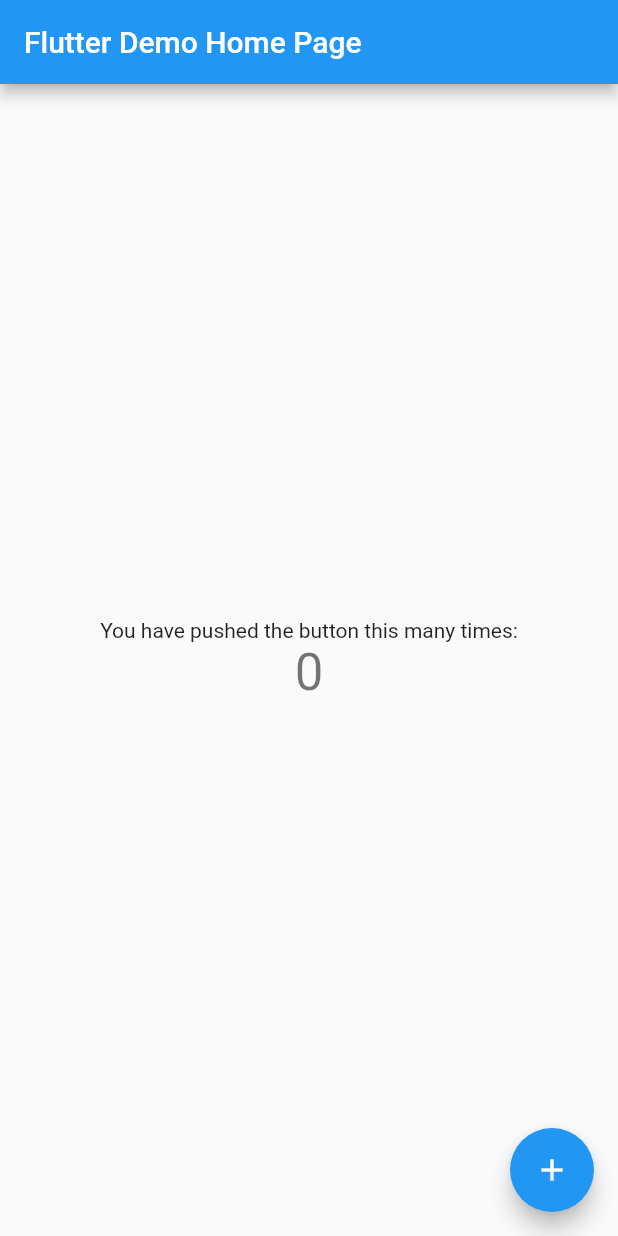
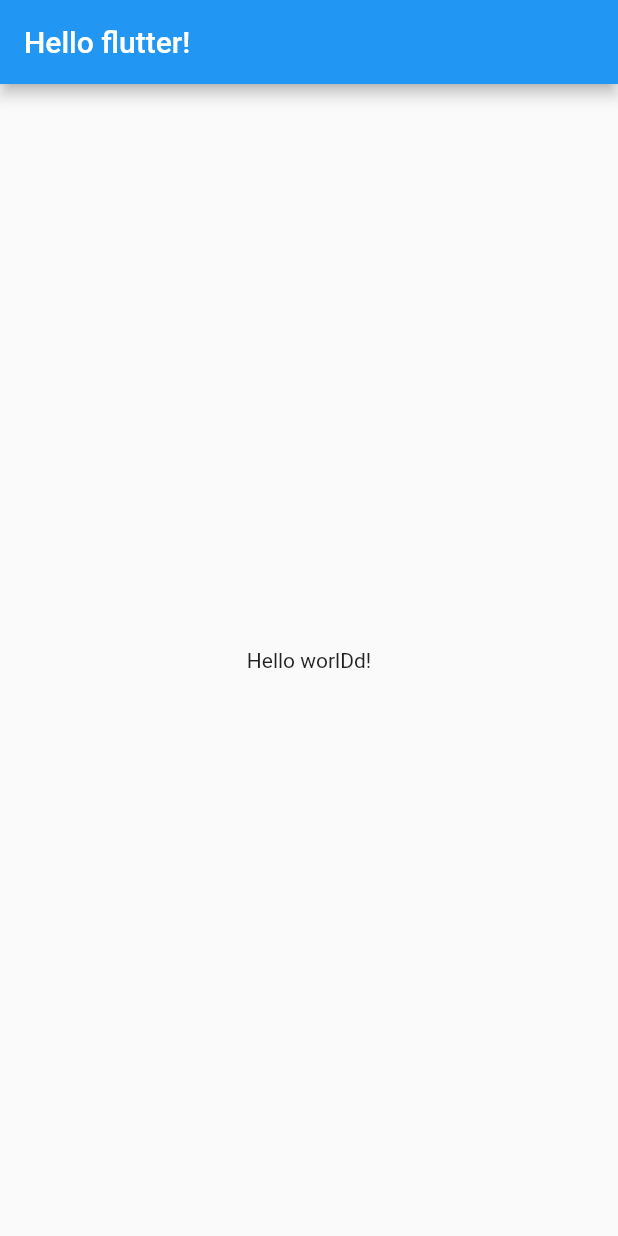
Before and after one commit to IOTspecailist/toonflix7, a Flutter app: the screen it shows after launch, on a phone screen of 412 x 824 dp. Run offline on Flutter 3.47's test engine with Material 2 defaults, Android fonts, the phone set to English and light mode, and no system bars.

Commit message:
헬로월드

```diff
--- a/lib/main.dart
+++ b/lib/main.dart
@@ -1,115 +1,25 @@
 import 'package:flutter/material.dart';
 
 void main() {
-  runApp(const MyApp());
+  runApp(App());
 }
 
-class MyApp extends StatelessWidget {
-  const MyApp({super.key});
-
-  // This widget is the root of your application.
+class App extends StatelessWidget {
   @override
   Widget build(BuildContext context) {
     return MaterialApp(
-      title: 'Flutter Demo',
-      theme: ThemeData(
-        // This is the theme of your application.
-        //
-        // Try running your application with "flutter run". You'll see the
-        // application has a blue toolbar. Then, without quitting the app, try
-        // changing the primarySwatch below to Colors.green and then invoke
-        // "hot reload" (press "r" in the console where you ran "flutter run",
-        // or simply save your changes to "hot reload" in a Flutter IDE).
-        // Notice that the counter didn't reset back to zero; the application
-        // is not restarted.
-        primarySwatch: Colors.blue,
+      home: Scaffold(
+        //Scaffold는 위젯
+        appBar: AppBar(
+          // AppBar도 위젯
+          title: Text('Hello flutter!'), //Text도 위젯
+        ),
+        body: Center(
+          // Center도 위젯
+          child: Text('Hello worlDd!'),
+        ),
       ),
-      home: const MyHomePage(title: 'Flutter Demo Home Page'),
     );
   }
 }
-
-class MyHomePage extends StatefulWidget {
-  const MyHomePage({super.key, required this.title});
-
-  // This widget is the home page of your application. It is stateful, meaning
-  // that it has a State object (defined below) that contains fields that affect
-  // how it looks.
-
-  // This class is the configuration for the state. It holds the values (in this
-  // case the title) provided by the parent (in this case the App widget) and
-  // used by the build method of the State. Fields in a Widget subclass are
-  // always marked "final".
-
-  final String title;
-
-  @override
-  State<MyHomePage> createState() => _MyHomePageState();
-}
-
-class _MyHomePageState extends State<MyHomePage> {
-  int _counter = 0;
-
-  void _incrementCounter() {
-    setState(() {
-      // This call to setState tells the Flutter framework that something has
-      // changed in this State, which causes it to rerun the build method below
-      // so that the display can reflect the updated values. If we changed
-      // _counter without calling setState(), then the build method would not be
-      // called again, and so nothing would appear to happen.
-      _counter++;
-    });
-  }
-
-  @override
-  Widget build(BuildContext context) {
-    // This method is rerun every time setState is called, for instance as done
-    // by the _incrementCounter method above.
-    //
-    // The Flutter framework has been optimized to make rerunning build methods
-    // fast, so that you can just rebuild anything that needs updating rather
-    // than having to individually change instances of widgets.
-    return Scaffold(
-      appBar: AppBar(
-        // Here we take the value from the MyHomePage object that was created by
-        // the App.build method, and use it to set our appbar title.
-        title: Text(widget.title),
-      ),
-      body: Center(
-        // Center is a layout widget. It takes a single child and positions it
-        // in the middle of the parent.
-        child: Column(
-          // Column is also a layout widget. It takes a list of children and
-          // arranges them vertically. By default, it sizes itself to fit its
-          // children horizontally, and tries to be as tall as its parent.
-          //
-          // Invoke "debug painting" (press "p" in the console, choose the
-          // "Toggle Debug Paint" action from the Flutter Inspector in Android
-          // Studio, or the "Toggle Debug Paint" command in Visual Studio Code)
-          // to see the wireframe for each widget.
-          //
-          // Column has various properties to control how it sizes itself and
-          // how it positions its children. Here we use mainAxisAlignment to
-          // center the children vertically; the main axis here is the vertical
-          // axis because Columns are vertical (the cross axis would be
-          // horizontal).
-          mainAxisAlignment: MainAxisAlignment.center,
-          children: <Widget>[
-            const Text(
-              'You have pushed the button this many times:',
-            ),
-            Text(
-              '$_counter',
-              style: Theme.of(context).textTheme.headline4,
-            ),
-          ],
-        ),
-      ),
-      floatingActionButton: FloatingActionButton(
-        onPressed: _incrementCounter,
-        tooltip: 'Increment',
-        child: const Icon(Icons.add),
-      ), // This trailing comma makes auto-formatting nicer for build methods.
-    );
-  }
-}
+// 컨트롤 눌러서 들어가보면 다 위젯 상속받고 있는 class 안에 선언된 변수들이다
```
Also changed, not shown: 1 other file.
